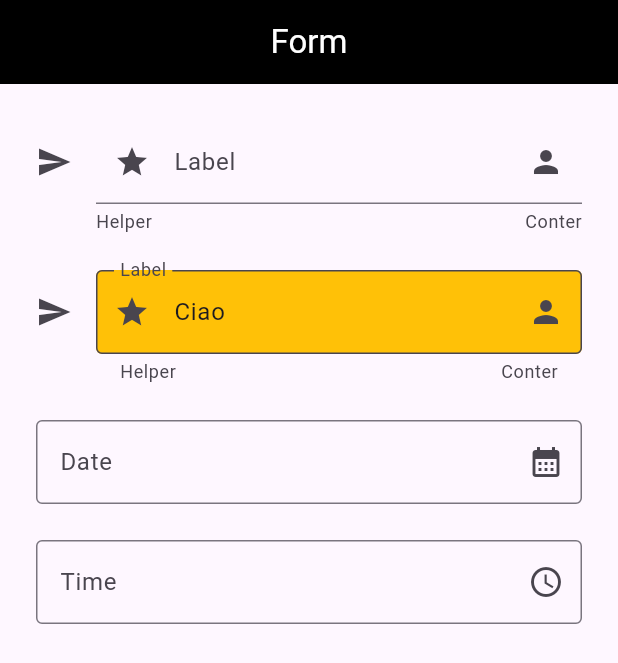
After one commit to Kabir-Giuralarocca/ITSFlutter2024, a Flutter app: the FormScreen screen opened by its route, on a phone screen of 412 x 824 dp. The commit adds this screen. Shown: the top 663 px of the screen. Run offline on Flutter 3.47's test engine with Material 3 defaults, Android fonts, the phone set to English and light mode, and no system bars; our stand-ins replace go_router, google_fonts, material_symbols_icons.

Commit message:
text field

```diff
--- a/lib/router/app_router.dart
+++ b/lib/router/app_router.dart
@@ -2,6 +2,7 @@ import 'package:corso_flutter_2024/router/routes.dart';
 import 'package:corso_flutter_2024/ui/screens/buttons_screen.dart';
 import 'package:corso_flutter_2024/ui/screens/container_screen.dart';
 import 'package:corso_flutter_2024/ui/screens/custom_scroll_view_screen.dart';
+import 'package:corso_flutter_2024/ui/screens/form_screen.dart';
 import 'package:corso_flutter_2024/ui/screens/home.dart';
 import 'package:corso_flutter_2024/ui/screens/icon_screen.dart';
 import 'package:corso_flutter_2024/ui/screens/image_screen.dart';
@@ -70,6 +71,11 @@ class AppRouter {
         path: R.customScrollView.path,
         builder: (context, state) => CustomScrollViewScreen(),
       ),
+      GoRoute(
+        name: R.form.name,
+        path: R.form.path,
+        builder: (context, state) => FormScreen(),
+      ),
     ],
   );
 }
--- a/lib/router/routes.dart
+++ b/lib/router/routes.dart
@@ -8,6 +8,7 @@ enum R {
   layout('Layout', '/layout'),
   listView('ListView', '/list-view'),
   customScrollView('CustomScrollView', '/custom-scroll-view'),
+  form('Form', '/form'),
   home('home', '/');
 
   final String name;
--- /dev/null
+++ b/lib/ui/screens/form_screen.dart
@@ -0,0 +1,118 @@
+import 'package:flutter/material.dart';
+import 'package:intl/intl.dart';
+
+class FormScreen extends StatefulWidget {
+  const FormScreen({super.key});
+
+  @override
+  State<FormScreen> createState() => _FormScreenState();
+}
+
+class _FormScreenState extends State<FormScreen> {
+  final TextEditingController _controller = TextEditingController(text: 'Ciao');
+  final TextEditingController _dateController = TextEditingController();
+  final TextEditingController _timeController = TextEditingController();
+
+  void _selectDate(BuildContext context) async {
+    final DateTime? picked = await showDatePicker(
+      context: context,
+      initialDate: DateTime.now(),
+      firstDate: DateTime(1900),
+      lastDate: DateTime(2040),
+    );
+    if (picked != null) {
+      _dateController.text = DateFormat.yMMMMd().format(picked);
+    }
+  }
+
+  void _selectTime(BuildContext context) async {
+    final TimeOfDay? picked = await showTimePicker(
+      context: context,
+      initialTime: TimeOfDay.now(),
+      initialEntryMode: TimePickerEntryMode.dialOnly,
+      builder: (context, child) {
+        return MediaQuery(
+          data: MediaQuery.of(context).copyWith(
+            alwaysUse24HourFormat: true,
+          ),
+          child: child ?? Container(),
+        );
+      },
+    );
+    if (picked != null) {
+      _timeController.text = '${picked.hour}:${picked.minute}';
+    }
+  }
+
+  @override
+  Widget build(BuildContext context) {
+    return Scaffold(
+      appBar: AppBar(title: Text('Form')),
+      body: SingleChildScrollView(
+        padding: EdgeInsets.all(24),
+        child: Column(children: [
+          TextField(
+            decoration: InputDecoration(
+              labelText: 'Label',
+              hintText: 'Hint',
+              counterText: 'Conter',
+              helperText: 'Helper',
+              icon: Icon(Icons.send),
+              prefixIcon: Icon(Icons.star),
+              suffixIcon: Icon(Icons.person),
+              border: UnderlineInputBorder(),
+            ),
+          ),
+          SizedBox(height: 24),
+          TextField(
+            controller: _controller,
+            decoration: InputDecoration(
+              labelText: 'Label',
+              hintText: 'Hint',
+              counterText: 'Conter',
+              helperText: 'Helper',
+              icon: Icon(Icons.send),
+              prefixIcon: Icon(Icons.star),
+              suffixIcon: Icon(Icons.person),
+              border: OutlineInputBorder(),
+              fillColor: Colors.amber,
+              filled: true,
+            ),
+          ),
+          SizedBox(height: 24),
+          GestureDetector(
+            onTap: () => _selectDate(context),
+            child: AbsorbPointer(
+              child: TextField(
+                controller: _dateController,
+                readOnly: true,
+                decoration: InputDecoration(
+                  labelText: 'Date',
+                  hintText: 'Select date',
+                  suffixIcon: Icon(Icons.calendar_month),
+                  border: OutlineInputBorder(),
+                ),
+              ),
+            ),
+          ),
+          SizedBox(height: 24),
+          GestureDetector(
+            onTap: () => _selectTime(context),
+            child: AbsorbPointer(
+              child: TextField(
+                controller: _timeController,
+                readOnly: true,
+                decoration: InputDecoration(
+                  labelText: 'Time',
+                  hintText: 'Select time',
+                  suffixIcon: Icon(Icons.access_time),
+                  border: OutlineInputBorder(),
+                ),
+              ),
+            ),
+          ),
+        ]),
+      ),
+    );
+  }
+}
--- a/pubspec.yaml
+++ b/pubspec.yaml
@@ -31,11 +31,12 @@ dependencies:
   cupertino_icons: ^1.0.8
   flutter:
     sdk: flutter
+  flutter_web_plugins:
+    sdk: flutter
   go_router: ^14.3.0
   google_fonts: ^6.2.1
+  intl: ^0.19.0
   material_symbols_icons: ^4.2788.0
-  flutter_web_plugins:
-    sdk: flutter
 
 dev_dependencies:
   flutter_lints: ^5.0.0
```
Also changed, not shown: pubspec.lock.
